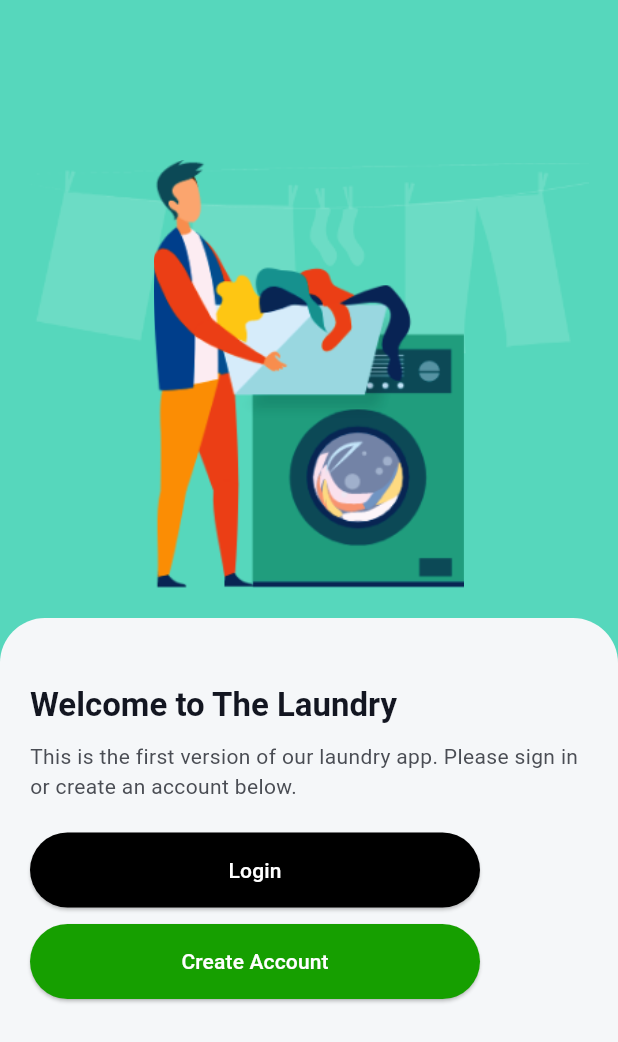
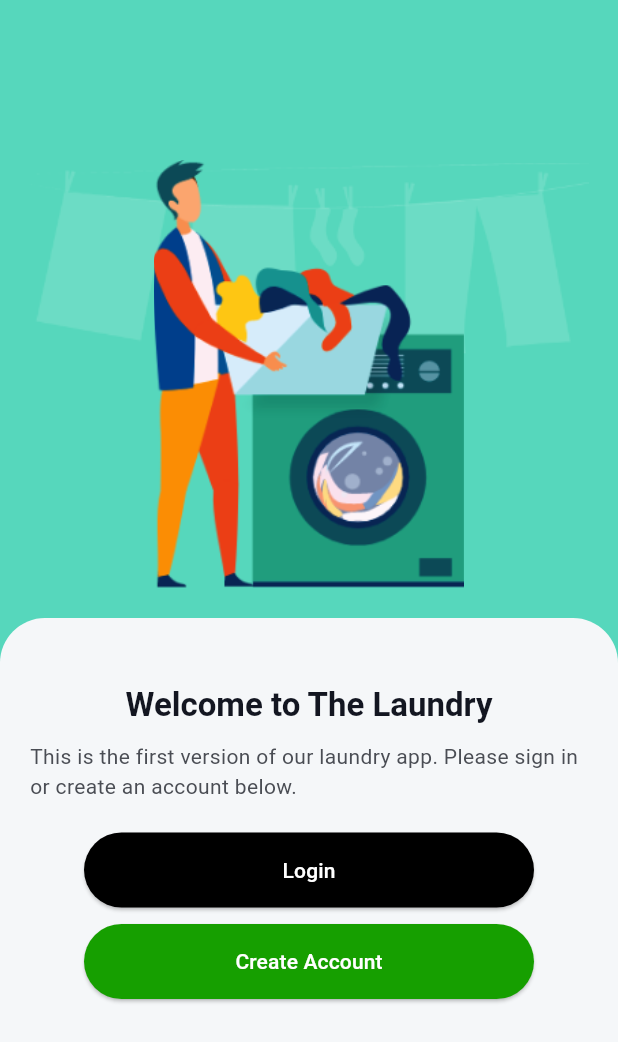
Before and after one commit to Mr-Deee/laundry, a Flutter app: the Landingpage screen opened by its route, on a phone screen of 412 x 824 dp. Shown: the top 1042 px of the screen. Run offline on Flutter 3.47's test engine with Material 3 defaults, Android fonts, the phone set to English and light mode, and no system bars; our stand-ins replace animate_do, bouncing_widget, cloud_firestore, curved_navigation_bar, firebase_auth, firebase_core and 8 more; accounts and stored records are empty.

Commit message:
changes to realtime database name +column alignment changed

```diff
--- a/lib/pages/landingpage.dart
+++ b/lib/pages/landingpage.dart
@@ -1,7 +1,6 @@
 import 'package:flutter/material.dart';
 import 'package:laundry/pages/login.dart';
 import 'package:laundry/pages/signup.dart';
-
 
 import '../utils/constants.dart';
 import '../utils/helper.dart';
@@ -62,15 +61,15 @@ class Landingpage extends StatelessWidget {
                   ),
                 ),
                 child: Column(
-                  crossAxisAlignment: CrossAxisAlignment.start,
+                  crossAxisAlignment: CrossAxisAlignment.center,
                   children: [
                     SizedBox(height: 20.0),
                     Text(
                       "Welcome to The Laundry",
                       style: Theme.of(context).textTheme.headline6?.copyWith(
-                        fontWeight: FontWeight.w600,
-                        color: Color.fromRGBO(19, 22, 33, 1),
-                      ),
+                            fontWeight: FontWeight.w600,
+                            color: Color.fromRGBO(19, 22, 33, 1),
+                          ),
                     ),
                     SizedBox(
                       height: 10.0,
@@ -94,14 +93,12 @@ class Landingpage extends StatelessWidget {
                           style: ElevatedButton.styleFrom(
                               backgroundColor: Colors.black),
                           onPressed: () {
-
                             Navigator.push(
                               context,
                               MaterialPageRoute(
                                 builder: (context) => Login(),
                               ),
                             );
-
                           },
                           child: Text(
                             "Login",
@@ -127,7 +124,6 @@ class Landingpage extends StatelessWidget {
                                 builder: (context) => signup(),
                               ),
                             );
-
                           },
                           child: Text(
                             "Create Account",
@@ -139,7 +135,6 @@ class Landingpage extends StatelessWidget {
                     SizedBox(
                       height: 15.0,
                     ),
-
                   ],
                 ),
               ),
```
Also changed, not shown: lib/main.dart (+6 -14 lines), lib/pages/login.dart (+10 -18 lines), lib/widgets/order_description.dart (+1 -12 lines).
